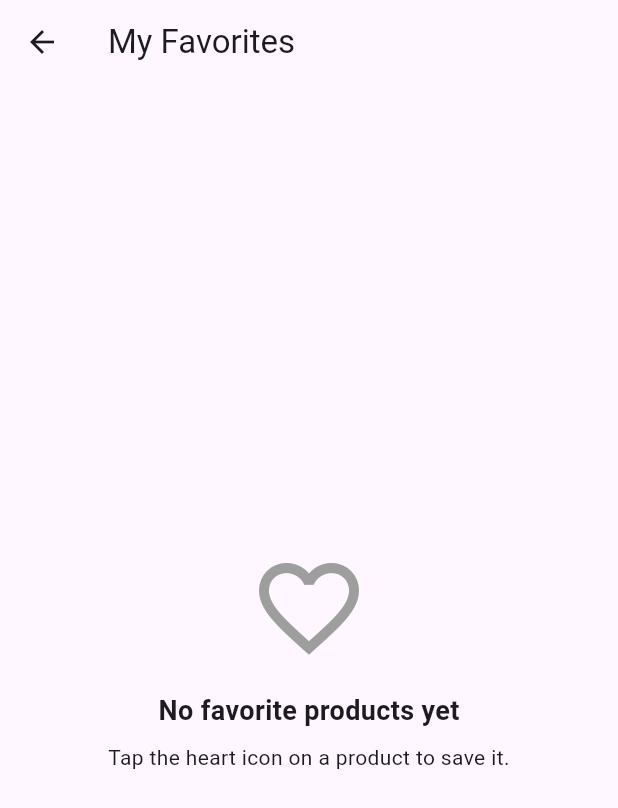
After one commit to DilkiSanjana/product-catalog-flutter, a Flutter app: the screen it shows after launch, after a tap on the "favorite" icon, on a phone screen of 412 x 824 dp. The commit adds this screen. Shown: the top 808 px of the screen. Run offline on Flutter 3.47's test engine with Material 3 defaults, Android fonts, the phone set to English and light mode, and no system bars; our stand-ins replace cached_network_image, shared_preferences; network calls fail.

Commit message:
Add FavoriteProvider and integrate favorites functionality across the app

```diff
--- a/lib/main.dart
+++ b/lib/main.dart
@@ -3,13 +3,17 @@ import 'package:flutter/material.dart';
 import 'package:provider/provider.dart';
 
 import 'providers/product_provider.dart';
+import 'providers/cart_provider.dart';
+import 'providers/favorite_provider.dart';
+
 import 'repositories/product_repository.dart';
 import 'services/product_api_service.dart';
+
 import 'screens/product_list_screen.dart';
-import 'providers/cart_provider.dart';
 
 void main() {
   final apiService = ProductApiService();
+
   final repository = ProductRepository(
     apiService: apiService,
   );
@@ -22,8 +26,13 @@ void main() {
             repository: repository,
           )..loadInitialProducts(),
         ),
+
         ChangeNotifierProvider(
           create: (_) => CartProvider()..loadCart(),
+        ),
+
+        ChangeNotifierProvider(
+          create: (_) => FavoriteProvider()..loadFavorites(),
         ),
       ],
       child: const MyApp(),
--- /dev/null
+++ b/lib/providers/favorite_provider.dart
@@ -0,0 +1,88 @@
+
+import 'dart:convert';
+
+import 'package:flutter/foundation.dart';
+import 'package:shared_preferences/shared_preferences.dart';
+
+import '../models/product.dart';
+
+class FavoriteProvider extends ChangeNotifier {
+  static const String _favoritesKey = 'saved_favorites';
+
+  final Map<int, Product> _favorites = {};
+
+  List<Product> get favorites => _favorites.values.toList();
+
+  int get favoriteCount => _favorites.length;
+
+  bool isFavorite(int productId) {
+    return _favorites.containsKey(productId);
+  }
+
+  Future<void> loadFavorites() async {
+    try {
+      final preferences = await SharedPreferences.getInstance();
+      final savedFavorites = preferences.getString(_favoritesKey);
+
+      if (savedFavorites != null) {
+        final decoded = jsonDecode(savedFavorites) as List<dynamic>;
+
+        _favorites.clear();
+
+        for (final item in decoded) {
+          final product = Product.fromJson(
+            Map<String, dynamic>.from(item as Map),
+          );
+
+          _favorites[product.id] = product;
+        }
+      }
+    } catch (error) {
+      debugPrint('Failed to load favorites: $error');
+    }
+
+    notifyListeners();
+  }
+
+  Future<void> _saveFavorites() async {
+    try {
+      final preferences = await SharedPreferences.getInstance();
+
+      final savedFavorites = jsonEncode(
+        _favorites.values.map((product) => product.toJson()).toList(),
+      );
+
+      await preferences.setString(
+        _favoritesKey,
+        savedFavorites,
+      );
+    } catch (error) {
+      debugPrint('Failed to save favorites: $error');
+    }
+  }
+
+  void toggleFavorite(Product product) {
+    if (_favorites.containsKey(product.id)) {
+      _favorites.remove(product.id);
+    } else {
+      _favorites[product.id] = product;
+    }
+
+    notifyListeners();
+    _saveFavorites();
+  }
+
+  void removeFavorite(int productId) {
+    _favorites.remove(productId);
+
+    notifyListeners();
+    _saveFavorites();
+  }
+
+  void clearFavorites() {
+    _favorites.clear();
+
+    notifyListeners();
+    _saveFavorites();
+  }
+}
--- /dev/null
+++ b/lib/screens/favorites_screen.dart
@@ -0,0 +1,69 @@
+
+import 'package:flutter/material.dart';
+import 'package:provider/provider.dart';
+
+import '../providers/favorite_provider.dart';
+import '../widgets/product_card.dart';
+
+class FavoritesScreen extends StatelessWidget {
+  const FavoritesScreen({super.key});
+
+  @override
+  Widget build(BuildContext context) {
+    return Scaffold(
+      appBar: AppBar(
+        title: const Text('My Favorites'),
+      ),
+      body: Consumer<FavoriteProvider>(
+        builder: (context, favoriteProvider, child) {
+          final favorites = favoriteProvider.favorites;
+
+          if (favorites.isEmpty) {
+            return const Center(
+              child: Column(
+                mainAxisAlignment: MainAxisAlignment.center,
+                children: [
+                  Icon(
+                    Icons.favorite_border,
+                    size: 80,
+                    color: Colors.grey,
+                  ),
+                  SizedBox(height: 16),
+                  Text(
+                    'No favorite products yet',
+                    style: TextStyle(
+                      fontSize: 18,
+                      fontWeight: FontWeight.bold,
+                    ),
+                  ),
+                  SizedBox(height: 8),
+                  Text(
+                    'Tap the heart icon on a product to save it.',
+                    textAlign: TextAlign.center,
+                  ),
+                ],
+              ),
+            );
+          }
+
+          return GridView.builder(
+            padding: const EdgeInsets.all(12),
+            itemCount: favorites.length,
+            gridDelegate:
+                const SliverGridDelegateWithFixedCrossAxisCount(
+              crossAxisCount: 2,
+              crossAxisSpacing: 12,
+              mainAxisSpacing: 12,
+              childAspectRatio: 0.65,
+            ),
+            itemBuilder: (context, index) {
+              return ProductCard(
+                product: favorites[index],
+              );
+            },
+          );
+        },
+      ),
+    );
+  }
+}
--- a/lib/screens/product_detail_screen.dart
+++ b/lib/screens/product_detail_screen.dart
@@ -5,6 +5,7 @@ import 'package:provider/provider.dart';
 
 import '../models/product.dart';
 import '../providers/cart_provider.dart';
+import '../providers/favorite_provider.dart';
 
 class ProductDetailScreen extends StatelessWidget {
   final Product product;
@@ -19,6 +20,38 @@ class ProductDetailScreen extends StatelessWidget {
     return Scaffold(
       appBar: AppBar(
         title: const Text('Product Details'),
+        actions: [
+          Consumer<FavoriteProvider>(
+            builder: (context, favoriteProvider, child) {
+              final isFavorite =
+                  favoriteProvider.isFavorite(product.id);
+
+              return IconButton(
+                icon: Icon(
+                  isFavorite ? Icons.favorite : Icons.favorite_border,
+                  color: isFavorite ? Colors.red : null,
+                ),
+                tooltip: isFavorite
+                    ? 'Remove from favorites'
+                    : 'Add to favorites',
+                onPressed: () {
+                  favoriteProvider.toggleFavorite(product);
+
+                  ScaffoldMessenger.of(context).showSnackBar(
+                    SnackBar(
+                      content: Text(
+                        isFavorite
+                            ? 'Removed from favorites'
+                            : 'Added to favorites',
+                      ),
+                      duration: const Duration(seconds: 1),
+                    ),
+                  );
+                },
+              );
+            },
+          ),
+        ],
       ),
       body: SingleChildScrollView(
         padding: const EdgeInsets.all(16),
--- a/lib/screens/product_list_screen.dart
+++ b/lib/screens/product_list_screen.dart
@@ -8,6 +8,8 @@ import '../providers/product_provider.dart';
 import '../providers/cart_provider.dart';
 import '../widgets/product_card.dart';
 import 'cart_screen.dart';
+import '../providers/favorite_provider.dart';
+import 'favorites_screen.dart';
 
 class ProductListScreen extends StatefulWidget {
   const ProductListScreen({super.key});
@@ -90,6 +92,29 @@ class _ProductListScreenState
       appBar: AppBar(
         title: const Text('Product Catalog'),
         actions: [
+          // Favorites button
+  Consumer<FavoriteProvider>(
+    builder: (context, favoriteProvider, child) {
+      return IconButton(
+        tooltip: 'My Favorites',
+        icon: Badge(
+          label: Text('${favoriteProvider.favoriteCount}'),
+          isLabelVisible: favoriteProvider.favoriteCount > 0,
+          child: const Icon(Icons.favorite),
+        ),
+        onPressed: () {
+          Navigator.push(
+            context,
+            MaterialPageRoute(
+              builder: (context) => const FavoritesScreen(),
+            ),
+          );
+        },
+      );
+    },
+  ),
+
+  // Shopping cart button
   Consumer<CartProvider>(
     builder: (context, cartProvider, child) {
       return IconButton(
```
Also changed, not shown: lib/widgets/product_card.dart (+46 -4 lines). Lines whose indentation alone changed are shown as unchanged.
